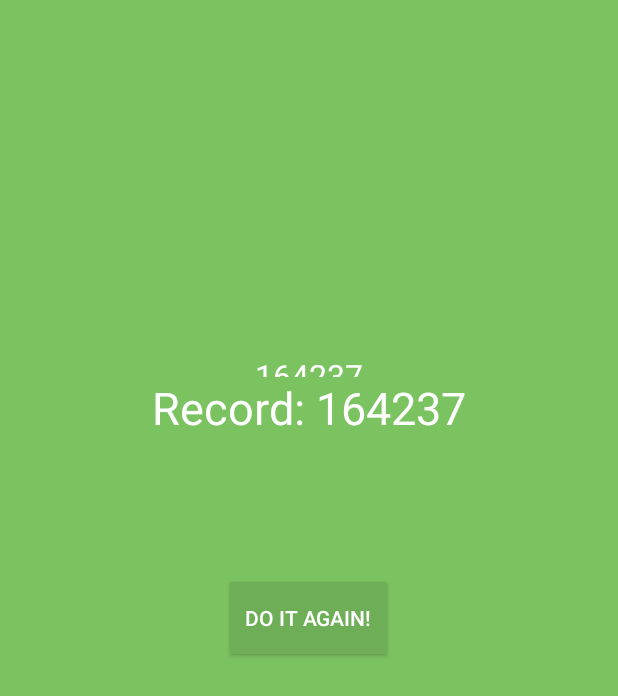
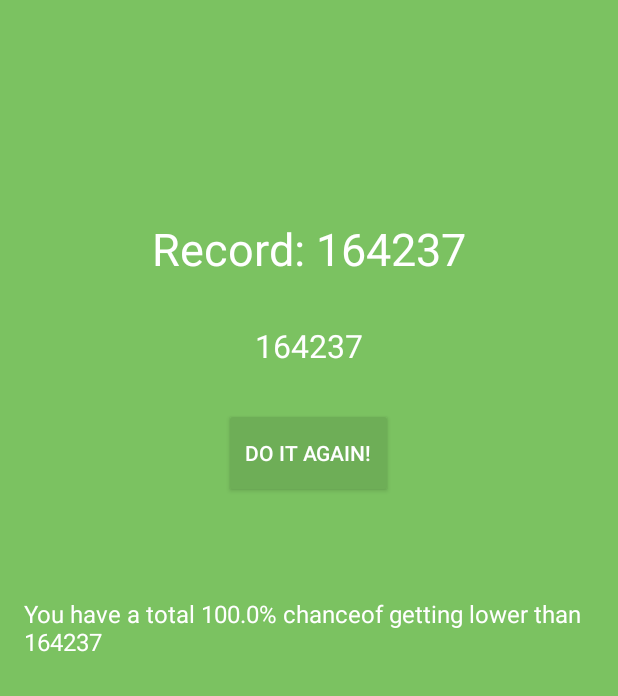
Before and after one commit to Lard4/Random_Number_Generator, an Android app: the NumberActivity screen opened directly, with no data from a screen before it, on a phone screen of 412 x 824 dp. Shown: the top 696 px of the screen. Run offline under Robolectric (Android 15) with nearby library versions, the phone set to English and light mode, and no system bars.

Commit message:
Retarded Odds [WIP]

```diff
--- a/app/src/main/java/com/dirinc/randomnumbergenerator/NumberActivity.java
+++ b/app/src/main/java/com/dirinc/randomnumbergenerator/NumberActivity.java
@@ -12,13 +12,16 @@ import java.util.Random;
 
 public class NumberActivity extends AppCompatActivity {
     public int stashedRecord;
-    public int minimumRandomNumber = 1;
-    public int maximumRandomNumber = 1000000;
+    private int minimumRandomNumber = 1;
+    private int maximumRandomNumber = 1000000;
+    private float odds;
+    private int betterButtonOneCounter;
 
     public static final String SHARED_PREFS = "shared_preferences";
 
     public TextView randomNumber;
     public TextView recordNumber;
+    public TextView percentOdds;
     public Button doItAgain;
 
     public GetButtonActivity Retrieve;
@@ -35,6 +38,7 @@ public class NumberActivity extends AppCompatActivity {
         Retrieve = new GetButtonActivity();
         randomNumber = (TextView) findViewById(R.id.randomNumber);
         recordNumber = (TextView) findViewById(R.id.recordNumber);
+        percentOdds = (TextView) findViewById(R.id.percentOdds);
         doItAgain = (Button) findViewById(R.id.doItAgain);
 
         doItAgain.setOnClickListener(new View.OnClickListener() {
@@ -44,6 +48,7 @@ public class NumberActivity extends AppCompatActivity {
         });
 
         stashedRecord = sharedPreferences.getInt("stashedRecord", maximumRandomNumber);
+        betterButtonOneCounter = sharedPreferences.getInt("stashedBetterButtonOneCounter", 0);
 
         isBetterButton0 = sharedPreferences.getBoolean("better_button0", false);
         isBetterButton1 = sharedPreferences.getBoolean("better_button1", false);
@@ -64,10 +69,22 @@ public class NumberActivity extends AppCompatActivity {
     }
 
     public void decideGeneration() {
+        SharedPreferences sharedPreferences = getSharedPreferences(SHARED_PREFS, 0);
         boolean isApply0;
         boolean isApply1;
+        int x;
 
-        SharedPreferences sharedPreferences = getSharedPreferences(SHARED_PREFS, 0);
+        if(betterButtonOneCounter > 200) {
+            SharedPreferences.Editor editor = sharedPreferences.edit();
+            editor.putBoolean("better_button1", false);
+            editor.putBoolean("better_button0", true);
+            editor.putInt("stashedBetterButtonOneCounter", 0);
+            editor.commit();
+
+            Toast.makeText(this, "Better Button 1 has ran out of clicks!", Toast.LENGTH_SHORT).show();
+            betterButtonOneCounter = 0;
+        }
+
         isApply0 = sharedPreferences.getBoolean("better_button0", false);
         isApply1 = sharedPreferences.getBoolean("better_button1", false);
 
@@ -105,20 +122,31 @@ public class NumberActivity extends AppCompatActivity {
             recordNumber = (TextView) findViewById(R.id.recordNumber);
             if(recordNumber != null) recordNumber.setText(recordString);
             stashedRecord = randomlyGeneratedNumber;
+            odds = stashedRecord / maximumRandomNumber;
+            makeOdds();
         }
         else {
             recordNumber = (TextView) findViewById(R.id.recordNumber);
             if(recordNumber != null) recordNumber.setText(stashedRecordString);
+            odds = stashedRecord / maximumRandomNumber;
+            makeOdds();
         }
     }
 
     public void generateBetterNumber1() {
+        SharedPreferences sharedPreferences = getSharedPreferences(SHARED_PREFS, 0);
+
         int randomlyGeneratedNumber;
         int betterMaximumRandomNumber = 500000;
 
         String recordString;
         String randomlyGeneratedNumberString;
         String stashedRecordString;
+
+        betterButtonOneCounter++;
+        SharedPreferences.Editor editor = sharedPreferences.edit();
+        editor.putInt("stashedBetterButtonOneCounter", betterButtonOneCounter);
+        editor.commit();
 
         Random rand = new Random();
         randomlyGeneratedNumber = rand.nextInt(betterMaximumRandomNumber - minimumRandomNumber + 1) + minimumRandomNumber;
@@ -132,15 +160,31 @@ public class NumberActivity extends AppCompatActivity {
         randomNumber = (TextView) findViewById(R.id.randomNumber);
         if(randomNumber != null) randomNumber.setText(randomlyGeneratedNumberString);
 
+
         if(randomlyGeneratedNumber < stashedRecord) {
             recordNumber = (TextView) findViewById(R.id.recordNumber);
             if(recordNumber != null) recordNumber.setText(recordString);
             stashedRecord = randomlyGeneratedNumber;
+            odds = randomlyGeneratedNumber / betterMaximumRandomNumber;
+            makeOdds();
         }
         else {
             recordNumber = (TextView) findViewById(R.id.recordNumber);
             if(recordNumber != null) recordNumber.setText(stashedRecordString);
+            odds = stashedRecord / betterMaximumRandomNumber;
+            makeOdds();
         }
+    }
+
+    public void makeOdds() {
+        float myOdds = 10 * 10;
+        String string1 = "You have a total " + myOdds + "% chance";
+        String string2 = "of getting lower than " + stashedRecord;
+        String percentOddsString = string1 + string2;
+
+
+        percentOdds = (TextView) findViewById(R.id.percentOdds);
+        if(percentOdds != null) percentOdds.setText(percentOddsString);
     }
 
     @Override
@@ -148,6 +192,7 @@ public class NumberActivity extends AppCompatActivity {
         SharedPreferences sharedPreferences = getSharedPreferences(SHARED_PREFS, 0);
         SharedPreferences.Editor editor = sharedPreferences.edit();
         editor.putInt("stashedRecord", stashedRecord);
+        editor.putInt("stashedBetterButtonOneCounter", betterButtonOneCounter);
         editor.commit();
 
         super.onStop();
--- a/app/src/main/res/layout/activity_number.xml
+++ b/app/src/main/res/layout/activity_number.xml
@@ -17,26 +17,36 @@
         android:id="@+id/doItAgain"
         android:background="@drawable/button"
         android:clickable="true"
-        android:layout_centerVertical="true"
-        android:layout_centerHorizontal="true"
         android:paddingStart="@dimen/button_text_padding_left"
         android:paddingEnd="@dimen/button_text_padding_right"
-        android:onClick="onCreate" />
+        android:onClick="onCreate"
+        android:layout_below="@+id/randomNumber"
+        android:layout_centerHorizontal="true"
+        android:layout_marginTop="33dp" />
 
     <TextView style="@style/RandomNumber"
         android:id="@+id/randomNumber"
         android:layout_width="wrap_content"
         android:layout_height="wrap_content"
-        android:layout_marginTop="220dp"
-        android:layout_alignParentTop="true"
+        android:layout_marginTop="30dp"
+        android:layout_below="@+id/recordNumber"
         android:layout_centerHorizontal="true" />
 
     <TextView style="@style/RecordNumber"
+        android:id="@+id/recordNumber"
         android:layout_width="wrap_content"
         android:layout_height="wrap_content"
-        android:id="@+id/recordNumber"
-        android:layout_marginBottom="96dp"
-        android:layout_above="@+id/doItAgain"
-        android:layout_centerHorizontal="true" />
+        android:layout_alignParentTop="true"
+        android:layout_centerHorizontal="true"
+        android:layout_marginTop="129dp" />
+
+    <TextView style="@style/Odds"
+        android:id="@+id/percentOdds"
+        android:layout_width="wrap_content"
+        android:layout_height="wrap_content"
+        android:layout_below="@+id/doItAgain"
+        android:layout_centerHorizontal="true"
+        android:layout_marginTop="72dp" />
+
 
 </RelativeLayout>
--- a/app/src/main/res/values/dimens.xml
+++ b/app/src/main/res/values/dimens.xml
@@ -5,10 +5,11 @@
     <dimen name="button_text_padding_right">10dp</dimen>
 
     <dimen name="random_number">21sp</dimen>
+    <dimen name="record_low">30sp</dimen>
+    <dimen name="factoid">16sp</dimen>
 
     <dimen name="about_text">40sp</dimen>
     <dimen name="about_text_version">20sp</dimen>
     <dimen name="easter_shrug">50sp</dimen>
 
-    <dimen name="record_low">30sp</dimen>
 </resources>
--- a/app/src/main/res/values/styles.xml
+++ b/app/src/main/res/values/styles.xml
@@ -28,4 +28,10 @@
         <item name="android:textSize">@dimen/record_low</item>
         <item name="android:textStyle">normal</item>
     </style>
+
+    <style name="Odds" parent="TextAppearance.AppCompat">
+        <item name="android:textColor">@android:color/white</item>
+        <item name="android:textSize">@dimen/factoid</item>
+        <item name="android:textStyle">normal</item>
+    </style>
 </resources>
```
